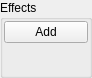
Before: the Qt Designer form src/ZMS/channel/effectbuttonstrip.ui in wtrsltnk/zynmusicstudio, drawn with Qt 5.
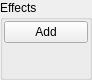
After: the same form once the commit is applied.

The edit to the form file:
```diff
--- a/src/ZMS/channel/effectbuttonstrip.ui
+++ b/src/ZMS/channel/effectbuttonstrip.ui
@@ -7,9 +7,21 @@
     <x>0</x>
     <y>0</y>
     <width>92</width>
-    <height>78</height>
+    <height>80</height>
    </rect>
   </property>
+  <property name="minimumSize">
+   <size>
+    <width>0</width>
+    <height>80</height>
+   </size>
+  </property>
+  <property name="maximumSize">
+   <size>
+    <width>16777215</width>
+    <height>16777215</height>
+   </size>
+  </property>
   <property name="windowTitle">
    <string>Form</string>
   </property>
```
